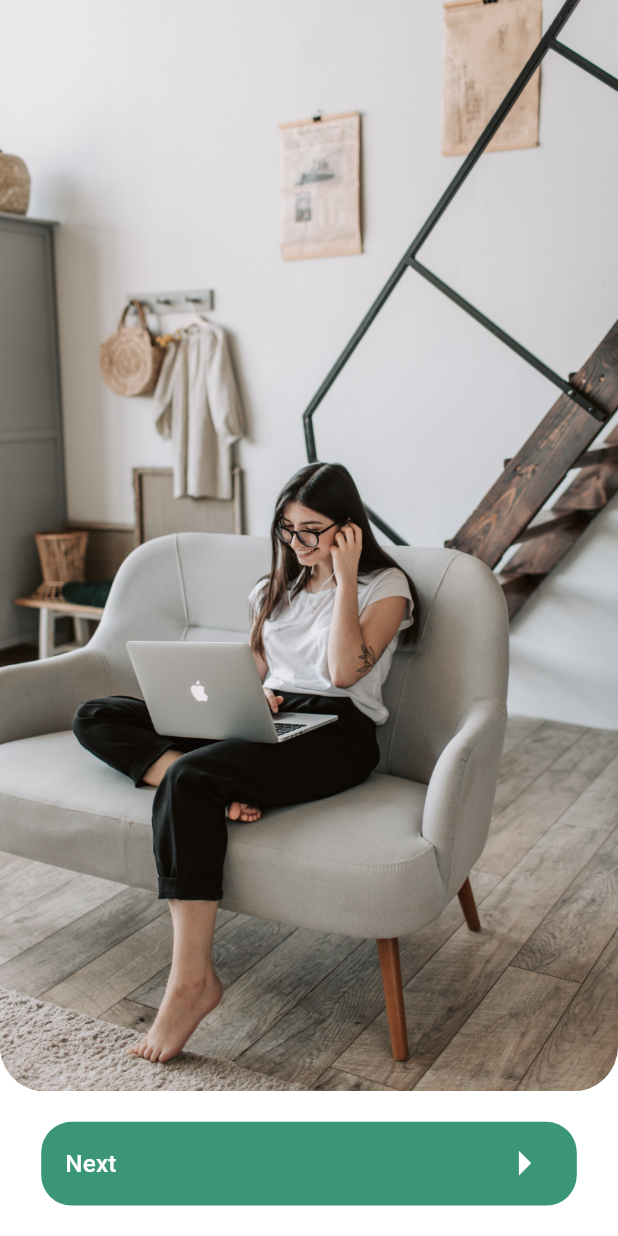
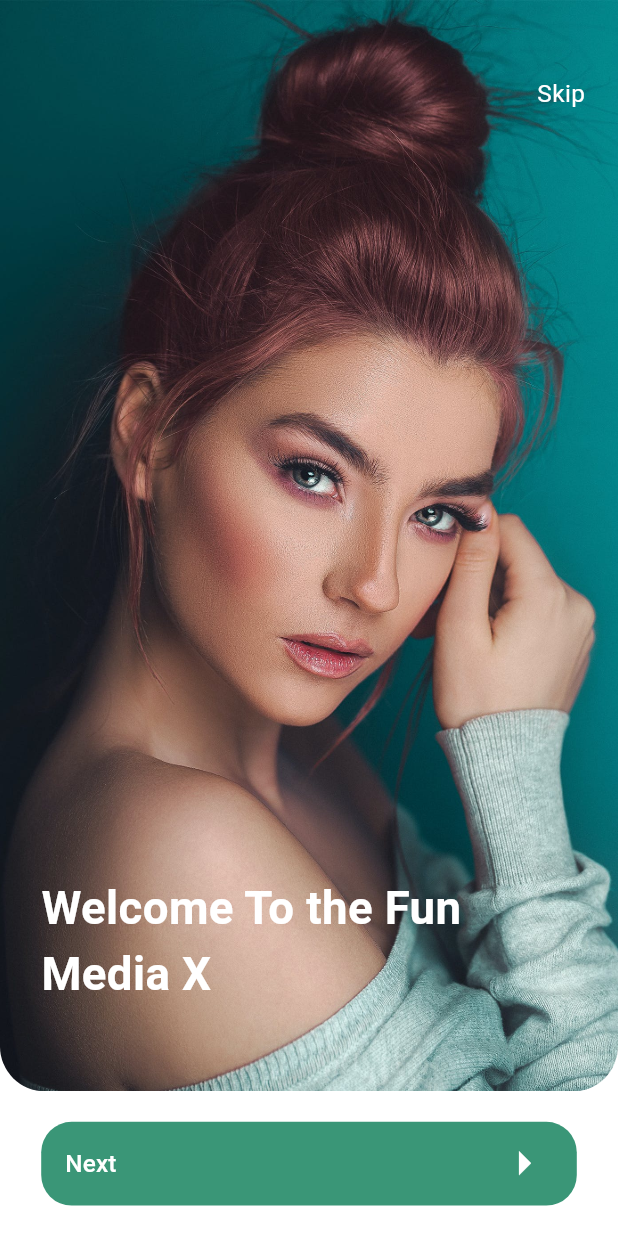
Before and after one commit to mahmoudsaber11/Silent_Voice, a Flutter app: the screen it shows after launch, on a phone screen of 412 x 824 dp. Run offline on Flutter 3.47's test engine with Material 3 defaults, Android fonts, the phone set to English and light mode, and no system bars; our stand-ins replace avatar_glow, camera, cloud_firestore, conditional_builder_null_safety, equatable, firebase_auth and 11 more; missing offline and left inert: highlight_text, tflite, zego_uikit_prebuilt_call; accounts and stored records are empty.

Commit message:
create page view item

```diff
--- a/lib/core/utils/app_text_style.dart
+++ b/lib/core/utils/app_text_style.dart
@@ -4,4 +4,7 @@ import 'package:flutter_screenutil/flutter_screenutil.dart';
 class AppTextStyles {
   static TextStyle textStyle16 =
       TextStyle(fontSize: 16.sp, color: Colors.white);
+
+  static TextStyle textStyle30 = TextStyle(
+      color: Colors.white, fontSize: 30.sp, fontWeight: FontWeight.bold);
 }
--- /dev/null
+++ b/lib/features/on_boarding/data/models/on_boarding_model.dart
@@ -0,0 +1 @@
+class OnBoardingModel {}
--- a/lib/features/on_boarding/presentation/widgets/on_boarding_view_body.dart
+++ b/lib/features/on_boarding/presentation/widgets/on_boarding_view_body.dart
@@ -1,7 +1,7 @@
 import 'package:flutter/material.dart';
 import 'package:flutter_screenutil/flutter_screenutil.dart';
-import 'package:social_app/core/utils/app_assets.dart';
 import 'package:social_app/core/widgets/custom_general_button.dart';
+import 'package:social_app/features/on_boarding/presentation/widgets/page_view_item.dart';
 
 class OnBoardingViewBody extends StatelessWidget {
   const OnBoardingViewBody({super.key});
@@ -10,24 +10,7 @@ class OnBoardingViewBody extends StatelessWidget {
   Widget build(BuildContext context) {
     return Column(
       children: [
-        Expanded(
-          child: Stack(
-            children: [
-              Container(
-                decoration: BoxDecoration(
-                    borderRadius: BorderRadius.only(
-                      bottomLeft: Radius.circular(30),
-                      bottomRight: Radius.circular(30),
-                    ),
-                    image: DecorationImage(
-                        image: AssetImage(
-                          AppAssets.onBoarding3,
-                        ),
-                        fit: BoxFit.cover)),
-              )
-            ],
-          ),
-        ),
+        PageViewItem(),
         Padding(
           padding: EdgeInsets.symmetric(vertical: 20.h, horizontal: 25.w),
           child: CustomGeneralButton(text: "Next", onPressed: () {}),
--- /dev/null
+++ b/lib/features/on_boarding/presentation/widgets/page_view_item.dart
@@ -0,0 +1,45 @@
+import 'package:flutter/material.dart';
+import 'package:flutter_screenutil/flutter_screenutil.dart';
+import 'package:social_app/core/utils/app_assets.dart';
+import 'package:social_app/core/utils/app_text_style.dart';
+
+class PageViewItem extends StatelessWidget {
+  const PageViewItem({
+    super.key,
+  });
+
+  @override
+  Widget build(BuildContext context) {
+    return Expanded(
+      child: Stack(
+        children: [
+          Container(
+            decoration: BoxDecoration(
+                borderRadius: BorderRadius.only(
+                  bottomLeft: Radius.circular(30),
+                  bottomRight: Radius.circular(30),
+                ),
+                image: DecorationImage(
+                    image: AssetImage(
+                      AppAssets.onBoarding1,
+                    ),
+                    fit: BoxFit.cover)),
+          ),
+          Positioned(
+            top: 50.0.h,
+            right: 20.0.w,
+            child: Text("Skip", style: AppTextStyles.textStyle16),
+          ),
+          Positioned(
+              bottom: 55.h,
+              left: 25.w,
+              child: Container(
+                width: MediaQuery.sizeOf(context).width * .8,
+                child: Text("Welcome To the Fun Media X",
+                    style: AppTextStyles.textStyle30),
+              ))
+        ],
+      ),
+    );
+  }
+}
```
Also changed, not shown: lib/splash/presentation/views/splash_view.dart (+25 -0 lines).
